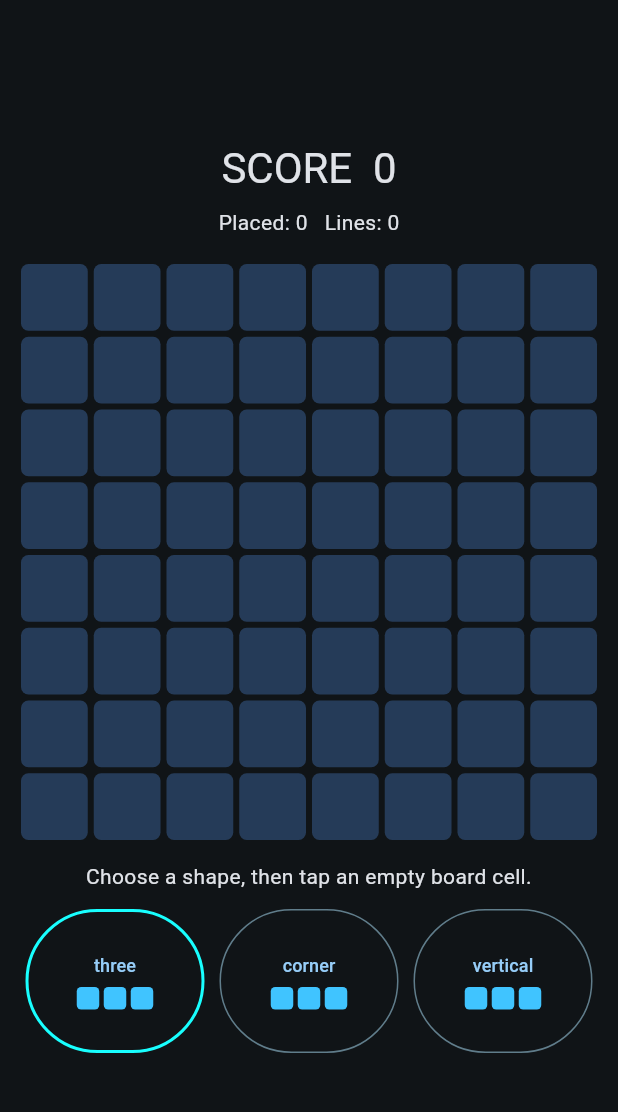
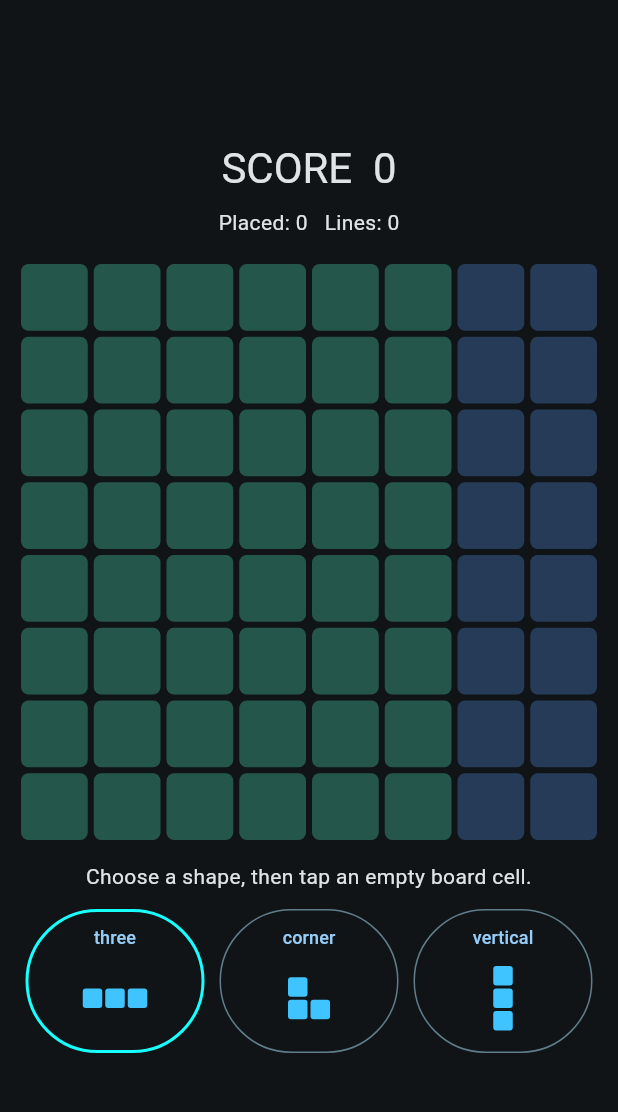
Before and after one commit to taktemurr-ops/game-001-block-puzzle-master, a Flutter app: the screen it shows after launch, on a phone screen of 412 x 824 dp, the part 63-1175 px from its top. Run offline on Flutter 3.47's test engine with Material 3 defaults, Android fonts, the phone set to English and light mode, and no system bars.

Commit message:
feat: render true block shapes and show legal placement hints

```diff
--- a/lib/main.dart
+++ b/lib/main.dart
@@ -55,6 +55,8 @@ class _BlockPuzzleScreenState extends State<BlockPuzzleScreen> {
 
   Widget cell(int row, int column) {
     final occupied = game.board[row][column];
+    final selected = game.tray[selectedPiece];
+    final canDrop = selected != null && game.canPlace(selected, row, column);
     return Expanded(
       child: Padding(
         padding: const EdgeInsets.all(2),
@@ -68,7 +70,7 @@ class _BlockPuzzleScreenState extends State<BlockPuzzleScreen> {
               decoration: BoxDecoration(
                 color: occupied
                     ? const Color(0xFF4CC9F0)
-                    : const Color(0xFF253B58),
+                    : canDrop ? const Color(0xFF24564C) : const Color(0xFF253B58),
                 borderRadius: BorderRadius.circular(5),
               ),
             ),
@@ -104,21 +106,30 @@ class _BlockPuzzleScreenState extends State<BlockPuzzleScreen> {
                       children: [
                         Text(piece.id, style: const TextStyle(fontSize: 12)),
                         const SizedBox(height: 6),
-                        Wrap(
-                          spacing: 3,
-                          runSpacing: 3,
-                          children: piece.cells
-                              .map(
-                                (_) => Container(
-                                  width: 15,
-                                  height: 15,
-                                  decoration: BoxDecoration(
-                                    color: Colors.lightBlueAccent,
-                                    borderRadius: BorderRadius.circular(3),
-                                  ),
-                                ),
-                              )
-                              .toList(),
+                        SizedBox(
+                          height: 52,
+                          child: Builder(builder: (context) {
+                            final height = piece.cells.map((c) => c.row).reduce((a, b) => a > b ? a : b) + 1;
+                            final width = piece.cells.map((c) => c.column).reduce((a, b) => a > b ? a : b) + 1;
+                            return Column(
+                              mainAxisAlignment: MainAxisAlignment.center,
+                              children: List.generate(height, (r) => Row(
+                                mainAxisAlignment: MainAxisAlignment.center,
+                                children: List.generate(width, (c) {
+                                  final filled = piece.cells.any((cell) => cell.row == r && cell.column == c);
+                                  return Container(
+                                    width: 13,
+                                    height: 13,
+                                    margin: const EdgeInsets.all(1),
+                                    decoration: BoxDecoration(
+                                      color: filled ? Colors.lightBlueAccent : Colors.transparent,
+                                      borderRadius: BorderRadius.circular(2),
+                                    ),
+                                  );
+                                }),
+                              )),
+                            );
+                          }),
                         ),
                       ],
                     ),
```
